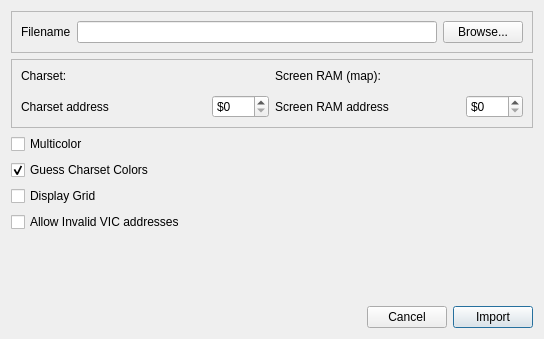
This is src/importvicedialog.ui in ricardoquesada/vchar64 as Qt 5 draws it before an edit. The edited form follows.
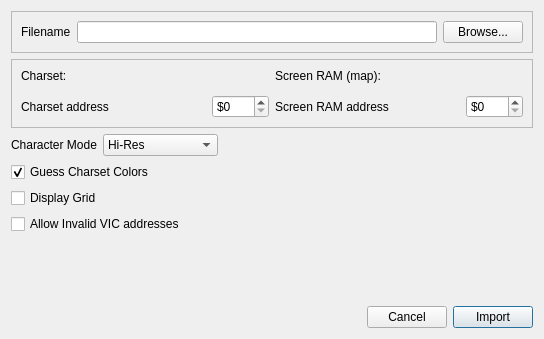
This is the edited form. Custom widgets are drawn as their Qt base class.

Commit message: Add Commodore 64 Extended Color Mode support

The edit to the form file:
```diff
--- a/src/importvicedialog.ui
+++ b/src/importvicedialog.ui
@@ -159,11 +159,50 @@
     </widget>
    </item>
    <item>
-    <widget class="QCheckBox" name="checkBoxMulticolor">
-     <property name="text">
-      <string>Multicolor</string>
-     </property>
-    </widget>
+    <layout class="QHBoxLayout" name="horizontalLayout_charMode">
+     <item>
+      <widget class="QLabel" name="labelCharMode">
+       <property name="text">
+        <string>Character Mode</string>
+       </property>
+       <property name="buddy">
+        <cstring>comboBoxCharMode</cstring>
+       </property>
+      </widget>
+     </item>
+     <item>
+      <widget class="QComboBox" name="comboBoxCharMode">
+       <item>
+        <property name="text">
+         <string>Hi-Res</string>
+        </property>
+       </item>
+       <item>
+        <property name="text">
+         <string>Multicolor</string>
+        </property>
+       </item>
+       <item>
+        <property name="text">
+         <string>Extended Color</string>
+        </property>
+       </item>
+      </widget>
+     </item>
+     <item>
+      <spacer name="horizontalSpacer_charMode">
+       <property name="orientation">
+        <enum>Qt::Horizontal</enum>
+       </property>
+       <property name="sizeHint" stdset="0">
+        <size>
+         <width>40</width>
+         <height>20</height>
+        </size>
+       </property>
+      </spacer>
+     </item>
+    </layout>
    </item>
    <item>
     <widget class="QCheckBox" name="checkBoxGuessColors">
```
Left out of the diff: 2 changed lines with no effect on the pictures. The commit also changes 40 other files.
